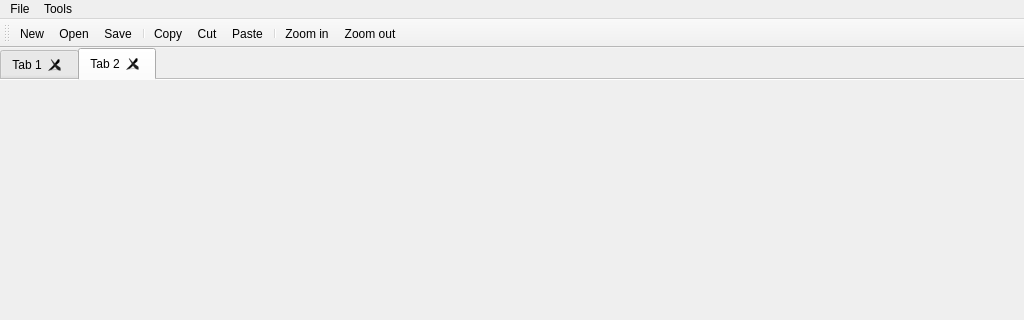
This is ELD/mainwindow.ui in wastedabuser/eld-designer as Qt 5 draws it before an edit; both pictures show x 0 to 1024 and y 0 to 320 of the 1024 by 700 pixel window. The edited form follows.
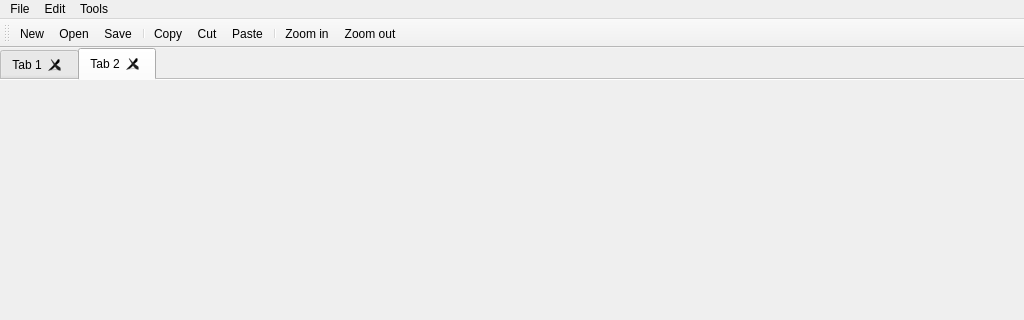
This is the edited form. Icons and pictures are not drawn.

Patch:
```diff
--- a/ELD/mainwindow.ui
+++ b/ELD/mainwindow.ui
@@ -83,7 +83,16 @@
     </property>
     <addaction name="actionSelect_config_file"/>
    </widget>
+   <widget class="QMenu" name="menuEdit">
+    <property name="title">
+     <string>Edit</string>
+    </property>
+    <addaction name="actionCopy"/>
+    <addaction name="actionCut"/>
+    <addaction name="actionPaste"/>
+   </widget>
    <addaction name="menuFile"/>
+   <addaction name="menuEdit"/>
    <addaction name="menuTools"/>
   </widget>
   <widget class="QToolBar" name="mainToolBar">
```
Left out of the diff: 9 changed lines with no effect on the pictures.
